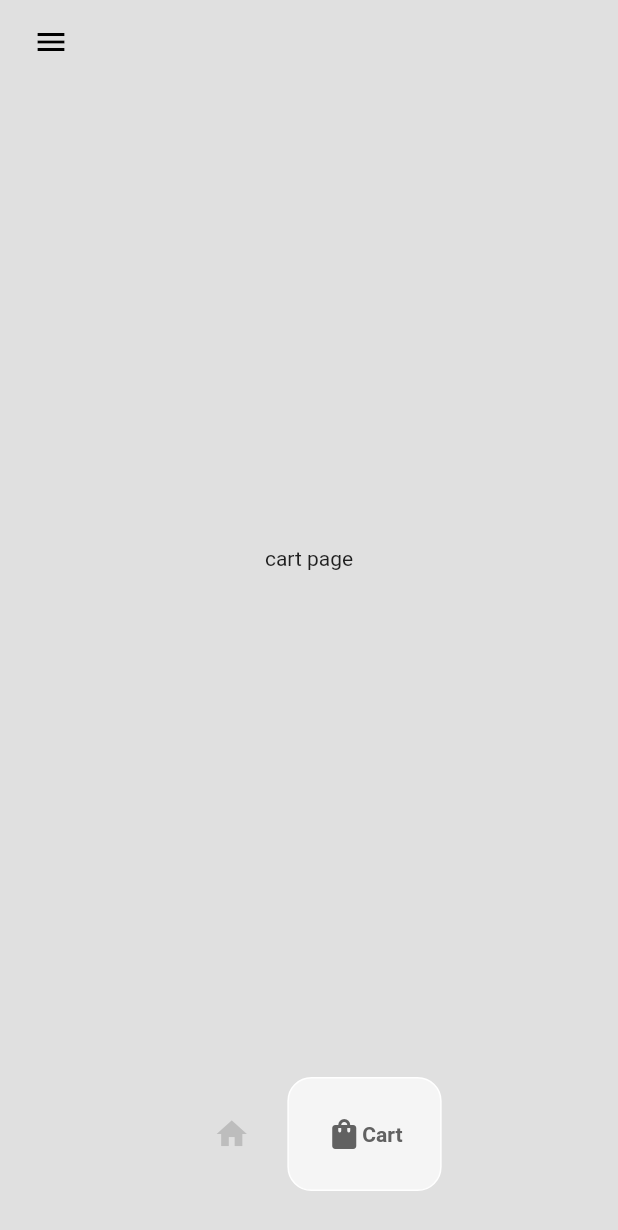
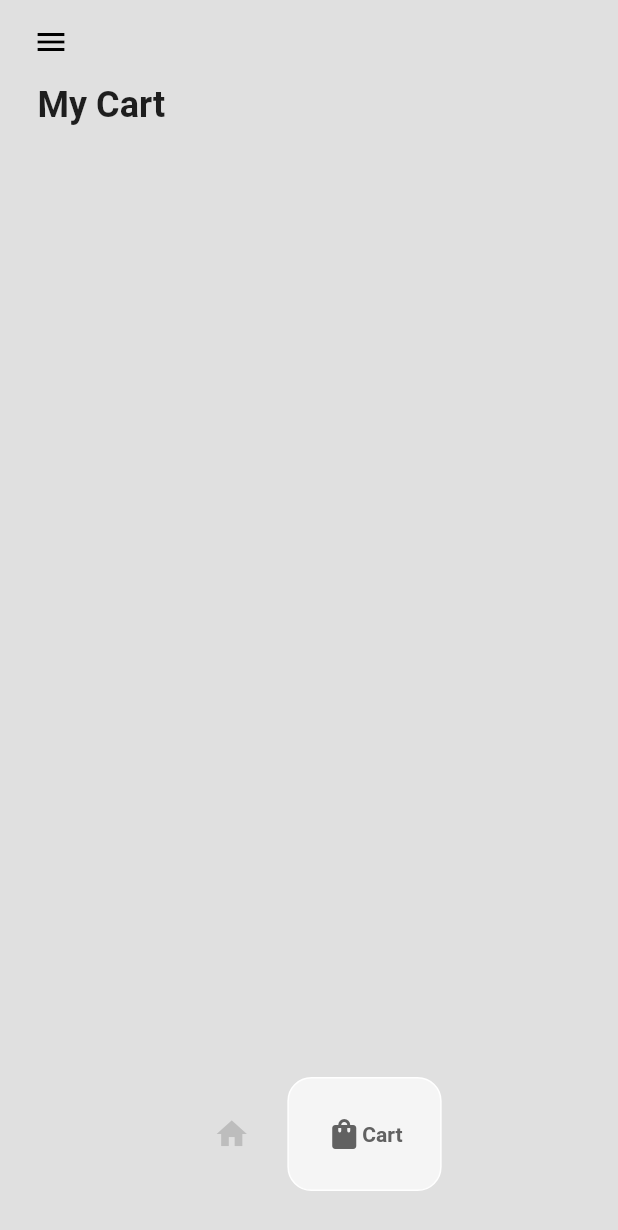
Before and after one commit to adefaze/ecommerce_app, a Flutter app: the Homepage screen opened directly, item 2 of the bottom bar chosen, on a phone screen of 412 x 824 dp. Shown: the top 1230 px of the screen. Run offline on Flutter 3.47's test engine with Material 3 defaults, Android fonts, the phone set to English and light mode, and no system bars; drawn by our look-alikes of google_nav_bar.

```diff
--- a/lib/components/bottom_nav_bar.dart
+++ b/lib/components/bottom_nav_bar.dart
@@ -8,7 +8,7 @@ class MyBottomNavBar extends StatelessWidget {
   @override
   Widget build(BuildContext context) {
     return Container(
-      padding: EdgeInsets.symmetric(vertical: 30),
+      padding: const EdgeInsets.symmetric(vertical: 30),
       child: GNav(
         color: Colors.grey[400],
         activeColor: Colors.grey[700],
--- a/lib/pages/cart_page.dart
+++ b/lib/pages/cart_page.dart
@@ -1,12 +1,45 @@
+import 'package:ecommerce_app/components/cart_item.dart';
+import 'package:ecommerce_app/models/cart.dart';
+import 'package:ecommerce_app/models/shoe.dart';
 import 'package:flutter/material.dart';
+import 'package:provider/provider.dart';
 
 class CartPage extends StatelessWidget {
   const CartPage({super.key});
 
   @override
   Widget build(BuildContext context) {
-    return const Center(
-      child: Text('cart page'),
+    return Consumer<Cart>(
+      builder: (context, value, child) => Padding(
+        padding: const EdgeInsets.symmetric(horizontal: 25.0),
+        child: Column(
+          crossAxisAlignment: CrossAxisAlignment.start,
+          children: [
+            //headinf
+            const Text(
+              'My Cart',
+              style: TextStyle(fontWeight: FontWeight.bold, fontSize: 24),
+            ),
+
+            const SizedBox(height: 12),
+
+            Expanded(
+              child: ListView.builder(
+                itemCount: value.getUserCart().length,
+                itemBuilder: (context, index) {
+                  // get individual shoe
+                  Shoe individualShoe = value.getUserCart()[index];
+
+                  // return the cart item
+                  return CartItem(
+                    shoe: individualShoe,
+                  );
+                },
+              ),
+            ),
+          ],
+        ),
+      ),
     );
   }
 }
```
Also changed, not shown: lib/components/cart_item.dart (added, +34 -0 lines), lib/components/shoe_tile.dart (+7 -3 lines), lib/pages/shop_page.dart (+20 -1 lines).
